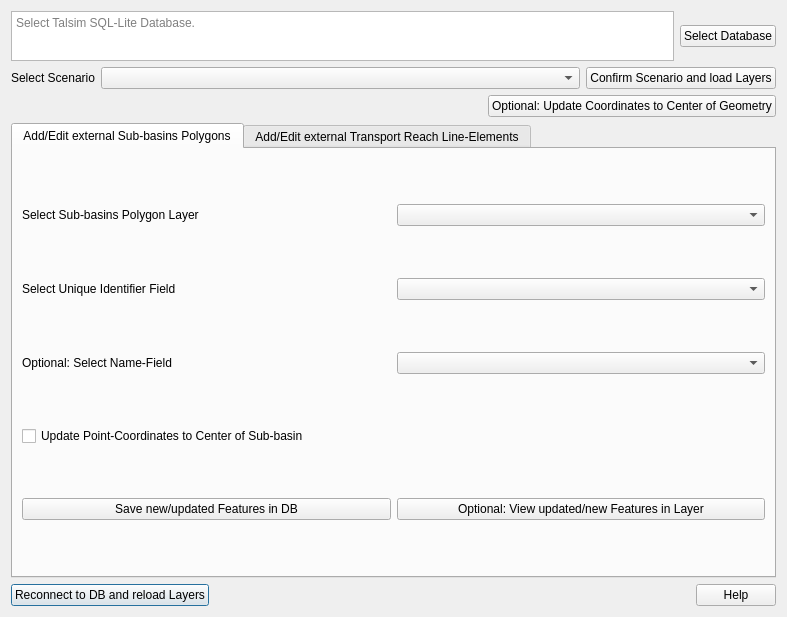
sydroconsult/QTalsim, file QTalsim/qtalsim_sqllite.ui: the form before one commit.
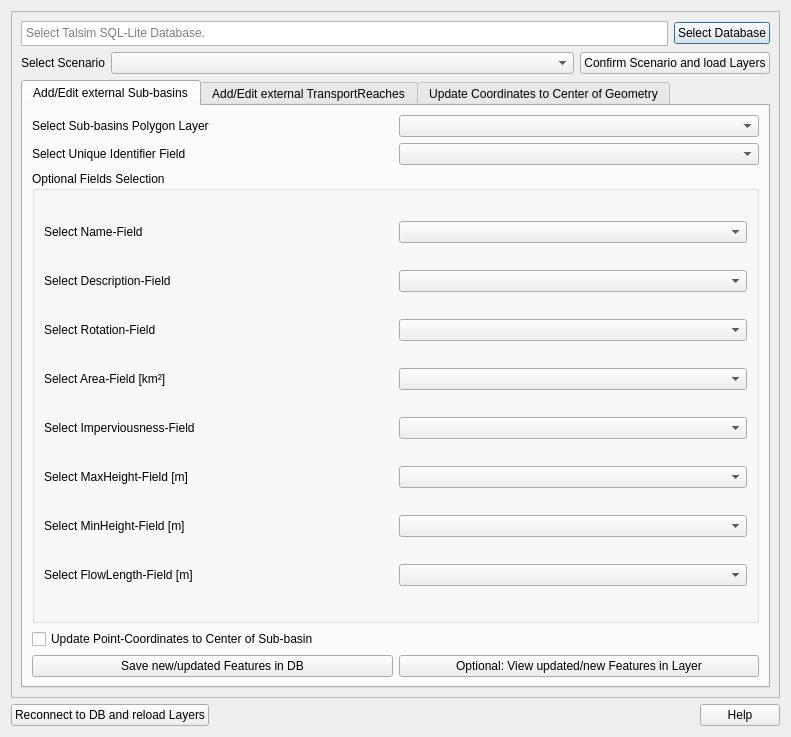
The form after the commit. The open tabs and pages were chosen to show the change.

Patch:
```diff
--- a/QTalsim/qtalsim_sqllite.ui
+++ b/QTalsim/qtalsim_sqllite.ui
@@ -6,39 +6,39 @@
    <rect>
     <x>0</x>
     <y>0</y>
-    <width>787</width>
-    <height>617</height>
+    <width>791</width>
+    <height>737</height>
    </rect>
   </property>
   <property name="windowTitle">
    <string>Dialog</string>
   </property>
-  <layout class="QGridLayout" name="gridLayout_2">
-   <item row="1" column="0">
-    <layout class="QHBoxLayout" name="horizontalLayout_6">
+  <layout class="QVBoxLayout" name="verticalLayout_7">
      <item>
-      <widget class="QPushButton" name="onReconnectToDB">
-       <property name="text">
-        <string>Reconnect to DB and reload Layers</string>
-       </property>
-      </widget>
-     </item>
-     <item>
-      <widget class="QDialogButtonBox" name="finalButtonBox">
-       <property name="orientation">
-        <enum>Qt::Horizontal</enum>
-       </property>
-       <property name="standardButtons">
-        <set>QDialogButtonBox::Help</set>
-       </property>
-       <property name="centerButtons">
-        <bool>false</bool>
-       </property>
-      </widget>
-     </item>
-    </layout>
-   </item>
-   <item row="0" column="0">
+    <widget class="QScrollArea" name="scrollArea">
+     <property name="baseSize">
+      <size>
+       <width>0</width>
+       <height>0</height>
+      </size>
+     </property>
+     <property name="mouseTracking">
+      <bool>true</bool>
+     </property>
+     <property name="widgetResizable">
+      <bool>true</bool>
+     </property>
+     <widget class="QWidget" name="scrollAreaWidgetContents_3">
+      <property name="geometry">
+       <rect>
+        <x>0</x>
+        <y>0</y>
+        <width>767</width>
+        <height>681</height>
+       </rect>
+      </property>
+      <layout class="QVBoxLayout" name="verticalLayout_6">
+       <item>
     <layout class="QVBoxLayout" name="verticalLayout_2">
      <item>
       <layout class="QVBoxLayout" name="verticalLayout">
@@ -47,7 +47,7 @@
          <item>
           <widget class="QTextEdit" name="talsimDBPath">
            <property name="sizePolicy">
-            <sizepolicy hsizetype="Expanding" vsizetype="Fixed">
+                <sizepolicy hsizetype="Expanding" vsizetype="Minimum">
              <horstretch>0</horstretch>
              <verstretch>0</verstretch>
             </sizepolicy>
@@ -55,7 +55,7 @@
            <property name="minimumSize">
             <size>
              <width>0</width>
-             <height>50</height>
+                 <height>25</height>
             </size>
            </property>
            <property name="html">
@@ -113,33 +113,6 @@
          </item>
         </layout>
        </item>
-       <item>
-        <layout class="QHBoxLayout" name="horizontalLayout_3">
-         <item>
-          <spacer name="horizontalSpacer">
-           <property name="orientation">
-            <enum>Qt::Horizontal</enum>
-           </property>
-           <property name="sizeHint" stdset="0">
-            <size>
-             <width>40</width>
-             <height>20</height>
-            </size>
-           </property>
-          </spacer>
-         </item>
-         <item>
-          <widget class="QPushButton" name="onUpdateCoordinatesToCenter">
-           <property name="toolTip">
-            <string>Update the latitude &amp; longitude columns of the Sub-basins to the center of the corresponding polygon.</string>
-           </property>
-           <property name="text">
-            <string>Optional: Update Coordinates to Center of Geometry</string>
-           </property>
-          </widget>
-         </item>
-        </layout>
-       </item>
        <item>
         <widget class="QTabWidget" name="groupboxEditGeometries">
          <property name="enabled">
@@ -152,7 +125,7 @@
           </sizepolicy>
          </property>
          <property name="currentIndex">
-          <number>1</number>
+              <number>0</number>
          </property>
          <property name="tabsClosable">
           <bool>false</bool>
@@ -162,10 +135,10 @@
          </property>
          <widget class="QWidget" name="tabEditSubBasinsPolygons">
           <attribute name="title">
-           <string>Add/Edit external Sub-basins Polygons</string>
+               <string>Add/Edit external Sub-basins</string>
           </attribute>
           <layout class="QGridLayout" name="gridLayout">
-           <item row="4" column="0">
+               <item row="5" column="0">
             <layout class="QHBoxLayout" name="horizontalLayout_10">
              <item>
               <widget class="QPushButton" name="onLoadExternalSubBasinsinDB">
@@ -187,26 +160,6 @@
             </layout>
            </item>
            <item row="1" column="0">
-            <layout class="QHBoxLayout" name="horizontalLayout_4">
-             <item>
-              <widget class="QLabel" name="labelUIFieldPolygon">
-               <property name="sizePolicy">
-                <sizepolicy hsizetype="Preferred" vsizetype="Fixed">
-                 <horstretch>0</horstretch>
-                 <verstretch>0</verstretch>
-                </sizepolicy>
-               </property>
-               <property name="text">
-                <string>Select Unique Identifier Field</string>
-               </property>
-              </widget>
-             </item>
-             <item>
-              <widget class="QComboBox" name="comboboxUIFieldPolygon"/>
-             </item>
-            </layout>
-           </item>
-           <item row="0" column="0">
             <layout class="QHBoxLayout" name="horizontalLayout_7">
              <item>
               <widget class="QLabel" name="labelSubBasinLayer">
@@ -245,21 +198,7 @@
              </item>
             </layout>
            </item>
-           <item row="2" column="0">
-            <layout class="QHBoxLayout" name="horizontalLayout_9">
-             <item>
-              <widget class="QLabel" name="labelFieldName">
-               <property name="text">
-                <string>Optional: Select Name-Field</string>
-               </property>
-              </widget>
-             </item>
-             <item>
-              <widget class="QComboBox" name="comboboxFieldName"/>
-             </item>
-            </layout>
-           </item>
-           <item row="3" column="0">
+               <item row="4" column="0">
             <widget class="QCheckBox" name="checkboxUpdateCoordinates">
              <property name="minimumSize">
               <size>
@@ -275,6 +214,163 @@
              </property>
             </widget>
            </item>
+               <item row="2" column="0">
+                <layout class="QHBoxLayout" name="horizontalLayout_4">
+                 <property name="spacing">
+                  <number>7</number>
+                 </property>
+                 <item>
+                  <widget class="QLabel" name="labelUIFieldPolygon">
+                   <property name="sizePolicy">
+                    <sizepolicy hsizetype="Preferred" vsizetype="Fixed">
+                     <horstretch>0</horstretch>
+                     <verstretch>0</verstretch>
+                    </sizepolicy>
+                   </property>
+                   <property name="text">
+                    <string>Select Unique Identifier Field</string>
+                   </property>
+                  </widget>
+                 </item>
+                 <item>
+                  <widget class="QComboBox" name="comboboxUIFieldPolygon">
+                   <property name="sizePolicy">
+                    <sizepolicy hsizetype="Preferred" vsizetype="Fixed">
+                     <horstretch>0</horstretch>
+                     <verstretch>0</verstretch>
+                    </sizepolicy>
+                   </property>
+                  </widget>
+                 </item>
+                </layout>
+               </item>
+               <item row="3" column="0">
+                <widget class="QGroupBox" name="groupBox">
+                 <property name="sizePolicy">
+                  <sizepolicy hsizetype="Preferred" vsizetype="Expanding">
+                   <horstretch>0</horstretch>
+                   <verstretch>0</verstretch>
+                  </sizepolicy>
+                 </property>
+                 <property name="title">
+                  <string>Optional Fields Selection</string>
+                 </property>
+                 <layout class="QVBoxLayout" name="verticalLayout_3">
+                  <item>
+                   <layout class="QHBoxLayout" name="horizontalLayout_9">
+                    <item>
+                     <widget class="QLabel" name="labelFieldName">
+                      <property name="text">
+                       <string>Select Name-Field</string>
+                      </property>
+                     </widget>
+                    </item>
+                    <item>
+                     <widget class="QComboBox" name="comboboxFieldName"/>
+                    </item>
+                   </layout>
+                  </item>
+                  <item>
+                   <layout class="QHBoxLayout" name="horizontalLayout_20">
+                    <item>
+                     <widget class="QLabel" name="labelFieldDescription">
+                      <property name="text">
+                       <string>Select Description-Field</string>
+                      </property>
+                     </widget>
+                    </item>
+                    <item>
+                     <widget class="QComboBox" name="comboboxFieldDescription"/>
+                    </item>
+                   </layout>
+                  </item>
+                  <item>
+                   <layout class="QHBoxLayout" name="horizontalLayout_21">
+                    <item>
+                     <widget class="QLabel" name="labelFieldRotation">
+                      <property name="text">
+                       <string>Select Rotation-Field</string>
+                      </property>
+                     </widget>
+                    </item>
+                    <item>
+                     <widget class="QComboBox" name="comboboxFieldRotation"/>
+                    </item>
+                   </layout>
+                  </item>
+                  <item>
+                   <layout class="QHBoxLayout" name="horizontalLayout_13">
+                    <item>
+                     <widget class="QLabel" name="labelFieldArea">
+                      <property name="text">
+                       <string>Select Area-Field [km²]</string>
+                      </property>
+                     </widget>
+                    </item>
+                    <item>
+                     <widget class="QComboBox" name="comboboxFieldArea"/>
+                    </item>
+                   </layout>
+                  </item>
+                  <item>
+                   <layout class="QHBoxLayout" name="horizontalLayout_15">
+                    <item>
+                     <widget class="QLabel" name="labelFieldImperviousness">
+                      <property name="text">
+                       <string>Select Imperviousness-Field</string>
+                      </property>
+                     </widget>
+                    </item>
+                    <item>
+                     <widget class="QComboBox" name="comboboxFieldImperviousness"/>
+                    </item>
+                   </layout>
+                  </item>
+                  <item>
+                   <layout class="QHBoxLayout" name="horizontalLayout_16">
+                    <item>
+                     <widget class="QLabel" name="labelFieldMaxHeight">
+                      <property name="text">
+                       <string>Select MaxHeight-Field [m]</string>
+                      </property>
+                     </widget>
+                    </item>
+                    <item>
+                     <widget class="QComboBox" name="comboboxFieldMaxHeight"/>
+                    </item>
+                   </layout>
+                  </item>
+                  <item>
+                   <layout class="QHBoxLayout" name="horizontalLayout_17">
+                    <item>
+                     <widget class="QLabel" name="labelFieldMinHeight">
+                      <property name="text">
+                       <string>Select MinHeight-Field [m]</string>
+                      </property>
+                     </widget>
+                    </item>
+                    <item>
+                     <widget class="QComboBox" name="comboboxFieldMinHeight"/>
+                    </item>
+                   </layout>
+                  </item>
+                  <item>
+                   <layout class="QHBoxLayout" name="horizontalLayout_18">
+                    <item>
+                     <widget class="QLabel" name="labelFieldFlowLength">
+                      <property name="text">
+                       <string>Select FlowLength-Field [m]</string>
+                      </property>
+                     </widget>
+                    </item>
+                    <item>
+                     <widget class="QComboBox" name="comboboxFieldFlowLength"/>
+                    </item>
+                   </layout>
+                  </item>
+                 </layout>
+                </widget>
+               </item>
           </layout>
          </widget>
          <widget class="QWidget" name="tabEditTransportReachLines">
@@ -288,20 +384,24 @@
            <enum>Qt::LeftToRight</enum>
           </property>
           <attribute name="title">
-           <string>Add/Edit external Transport Reach Line-Elements</string>
+               <string>Add/Edit external TransportReaches</string>
           </attribute>
           <layout class="QGridLayout" name="gridLayout_4">
-           <item row="2" column="0">
-            <layout class="QHBoxLayout" name="horizontalLayout_12">
+               <item row="7" column="0">
+                <layout class="QHBoxLayout" name="horizontalLayout_8">
              <item>
-              <widget class="QLabel" name="label">
+                  <widget class="QPushButton" name="onLoadExternalTransportReachinDB">
                <property name="text">
-                <string>Optional: Select Length-Field</string>
+                    <string>Save new/updated Features to DB</string>
                </property>
               </widget>
              </item>
              <item>
-              <widget class="QComboBox" name="comboboxFieldLength"/>
+                  <widget class="QPushButton" name="pushButton">
+                   <property name="text">
+                    <string>Optional: View updated/inserted Features</string>
+                   </property>
+                  </widget>
              </item>
             </layout>
            </item>
@@ -343,7 +443,7 @@
              <item>
               <widget class="QLabel" name="labelUITransportReach">
                <property name="text">
-                <string>Select Unique Identifier Field</string>
+                    <string>Select Unique Identifier-Field</string>
                </property>
               </widget>
              </item>
@@ -352,36 +452,210 @@
              </item>
             </layout>
            </item>
-           <item row="3" column="0">
+               <item row="5" column="0">
             <widget class="QCheckBox" name="checkboxUpdateCoordinatesTransportReach">
              <property name="text">
               <string>Update Point Coordinates to Center of Transport Reach Line</string>
              </property>
             </widget>
            </item>
-           <item row="4" column="0">
-            <layout class="QHBoxLayout" name="horizontalLayout_8">
+               <item row="3" column="0">
+                <widget class="QGroupBox" name="groupBox_2">
+                 <property name="sizePolicy">
+                  <sizepolicy hsizetype="Preferred" vsizetype="Expanding">
+                   <horstretch>0</horstretch>
+                   <verstretch>0</verstretch>
+                  </sizepolicy>
+                 </property>
+                 <property name="title">
+                  <string>Optional Fields Selection</string>
+                 </property>
+                 <layout class="QVBoxLayout" name="verticalLayout_4">
              <item>
-              <widget class="QPushButton" name="onLoadExternalTransportReachinDB">
+                   <layout class="QHBoxLayout" name="horizontalLayout_19">
+                    <item>
+                     <widget class="QLabel" name="labelFieldTRName">
                <property name="text">
-                <string>Save new/updated Features to DB</string>
+                       <string>Select Name-Field</string>
                </property>
               </widget>
              </item>
              <item>
-              <widget class="QPushButton" name="pushButton">
+                     <widget class="QComboBox" name="comboboxFieldTRName"/>
+                    </item>
+                   </layout>
+                  </item>
+                  <item>
+                   <layout class="QHBoxLayout" name="horizontalLayout_3">
+                    <item>
+                     <widget class="QLabel" name="labelFieldTRDescpription">
                <property name="text">
-                <string>Optional: View updated/inserted Features</string>
+                       <string>Select Description-Field</string>
                </property>
               </widget>
              </item>
-            </layout>
-           </item>
-          </layout>
-         </widget>
-        </widget>
-       </item>
-      </layout>
+                    <item>
+                     <widget class="QComboBox" name="comboboxFieldTRDescription"/>
+                    </item>
+                   </layout>
+                  </item>
+                  <item>
+                   <layout class="QHBoxLayout" name="horizontalLayout_22">
+                    <item>
+                     <widget class="QLabel" name="labelFieldTRRotation">
+                      <property name="text">
+                       <string>Select Rotation-Field</string>
+                      </property>
+                     </widget>
+                    </item>
+                    <item>
+                     <widget class="QComboBox" name="comboboxFieldTRRotation"/>
+                    </item>
+                   </layout>
+                  </item>
+                  <item>
+                   <layout class="QHBoxLayout" name="horizontalLayout_12">
+                    <item>
+                     <widget class="QLabel" name="labelFieldLength">
+                      <property name="text">
+                       <string>Select Length-Field [m]</string>
+                      </property>
+                     </widget>
+                    </item>
+                    <item>
+                     <widget class="QComboBox" name="comboboxFieldTRLength"/>
+                    </item>
+                   </layout>
+                  </item>
+                 </layout>
+                </widget>
+               </item>
+               <item row="8" column="0">
+                <spacer name="verticalSpacer">
+                 <property name="orientation">
+                  <enum>Qt::Vertical</enum>
+                 </property>
+                 <property name="sizeHint" stdset="0">
+                  <size>
+                   <width>20</width>
+                   <height>40</height>
+                  </size>
+                 </property>
+                </spacer>
+               </item>
+              </layout>
+             </widget>
+             <widget class="QWidget" name="tab">
+              <attribute name="title">
+               <string>Update Coordinates to Center of Geometry</string>
+              </attribute>
+              <layout class="QVBoxLayout" name="verticalLayout_5" stretch="0,0,0">
+               <property name="spacing">
+                <number>7</number>
+               </property>
+               <property name="topMargin">
+                <number>11</number>
+               </property>
+               <item>
+                <widget class="QTextEdit" name="textEdit">
+                 <property name="sizePolicy">
+                  <sizepolicy hsizetype="Preferred" vsizetype="Preferred">
+                   <horstretch>0</horstretch>
+                   <verstretch>0</verstretch>
+                  </sizepolicy>
+                 </property>
+                 <property name="minimumSize">
+                  <size>
+                   <width>0</width>
+                   <height>75</height>
+                  </size>
+                 </property>
+                 <property name="maximumSize">
+                  <size>
+                   <width>16777215</width>
+                   <height>100</height>
+                  </size>
+                 </property>
+                 <property name="mouseTracking">
+                  <bool>false</bool>
+                 </property>
+                 <property name="inputMethodHints">
+                  <set>Qt::ImhMultiLine</set>
+                 </property>
+                 <property name="html">
+                  <string>&lt;!DOCTYPE HTML PUBLIC &quot;-//W3C//DTD HTML 4.0//EN&quot; &quot;http://www.w3.org/TR/REC-html40/strict.dtd&quot;&gt;
+&lt;html&gt;&lt;head&gt;&lt;meta name=&quot;qrichtext&quot; content=&quot;1&quot; /&gt;&lt;style type=&quot;text/css&quot;&gt;
+p, li { white-space: pre-wrap; }
+&lt;/style&gt;&lt;/head&gt;&lt;body style=&quot; font-family:'MS Shell Dlg 2'; font-size:7.8pt; font-weight:400; font-style:normal;&quot;&gt;
+&lt;p style=&quot; margin-top:0px; margin-bottom:0px; margin-left:0px; margin-right:0px; -qt-block-indent:0; text-indent:0px;&quot;&gt;&lt;span style=&quot; font-size:8pt;&quot;&gt;Updating the coordinates to the center of its geometry updates&lt;/span&gt;&lt;span style=&quot; font-size:8pt; font-weight:600;&quot;&gt; all SystemElements of types Sub-basins and TransportReach&lt;/span&gt;&lt;span style=&quot; font-size:8pt;&quot;&gt;, where the point feature is not in the center of the respective polygon or line. Selecting this option results in all point features being assigned to the centroid of their geometry. Hence, system elements of type TransportReach are moved to the centroid of the corresponding line, while system elements of type Sub-basin are relocated to the centroid of the corresponding polygon.&lt;/span&gt;&lt;/p&gt;&lt;/body&gt;&lt;/html&gt;</string>
+                 </property>
+                 <property name="textInteractionFlags">
+                  <set>Qt::NoTextInteraction</set>
+                 </property>
+                </widget>
+               </item>
+               <item>
+                <widget class="QPushButton" name="onUpdateCoordinatesToCenter">
+                 <property name="sizePolicy">
+                  <sizepolicy hsizetype="Minimum" vsizetype="Preferred">
+                   <horstretch>0</horstretch>
+                   <verstretch>0</verstretch>
+                  </sizepolicy>
+                 </property>
+                 <property name="toolTip">
+                  <string>Update the latitude &amp; longitude columns of the Sub-basins to the center of the corresponding polygon.</string>
+                 </property>
+                 <property name="text">
+                  <string>Update Coordinates to Center of Geometry</string>
+                 </property>
+                </widget>
+               </item>
+               <item>
+                <spacer name="verticalSpacer_2">
+                 <property name="orientation">
+                  <enum>Qt::Vertical</enum>
+                 </property>
+                 <property name="sizeHint" stdset="0">
+                  <size>
+                   <width>20</width>
+                   <height>100</height>
+                  </size>
+                 </property>
+                </spacer>
+               </item>
+              </layout>
+             </widget>
+            </widget>
+           </item>
+          </layout>
+         </item>
+        </layout>
+       </item>
+      </layout>
+     </widget>
+    </widget>
+   </item>
+   <item>
+    <layout class="QHBoxLayout" name="horizontalLayout_6">
+     <item>
+      <widget class="QPushButton" name="onReconnectToDB">
+       <property name="text">
+        <string>Reconnect to DB and reload Layers</string>
+       </property>
+      </widget>
+     </item>
+     <item>
+      <widget class="QDialogButtonBox" name="finalButtonBox">
+       <property name="orientation">
+        <enum>Qt::Horizontal</enum>
+       </property>
+       <property name="standardButtons">
+        <set>QDialogButtonBox::Help</set>
+       </property>
+       <property name="centerButtons">
+        <bool>false</bool>
+       </property>
+      </widget>
      </item>
     </layout>
    </item>
```
Lines whose indentation alone changed are shown as unchanged.
